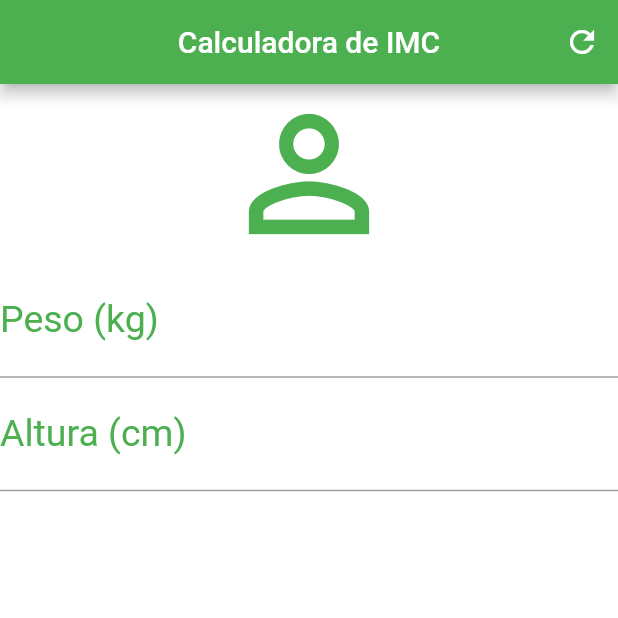
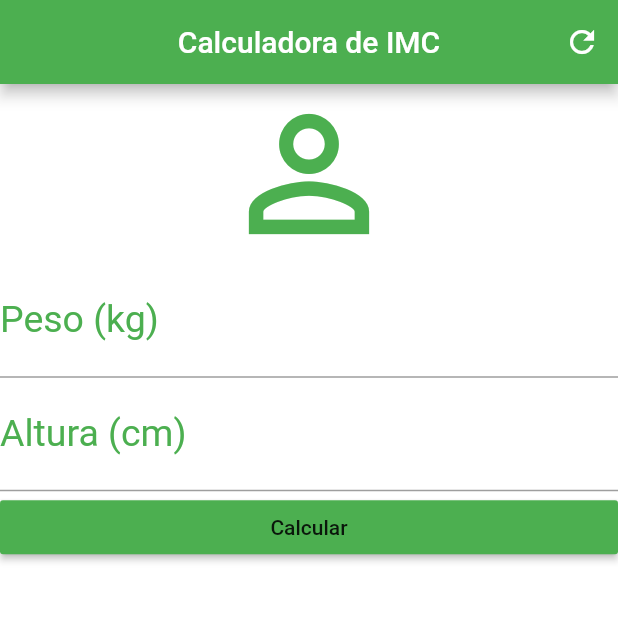
Before and after one commit to jardesonarlindo/Calculadora_IMC_Flutter, a Flutter app: the screen it shows after launch, on a phone screen of 412 x 824 dp, the top half of it. Run offline on Flutter 3.47's test engine with Material 2 defaults, Android fonts, the phone set to English and light mode, and no system bars.

Commit message:
Aula 03 INITIAL COMMIT

```diff
--- a/lib/main.dart
+++ b/lib/main.dart
@@ -29,6 +29,7 @@ class _HomeState extends State<Home> {
         crossAxisAlignment: CrossAxisAlignment.stretch,
         children: <Widget>[
           Icon(Icons.person_outline, size: 120.0, color: Colors.green),
+
           TextField(
             keyboardType: TextInputType.number,
             decoration: InputDecoration(
@@ -37,6 +38,7 @@ class _HomeState extends State<Home> {
             textAlign: TextAlign.center,
             style: TextStyle(color: Colors.green, fontSize: 25.0),
           ),
+
           TextField(
             keyboardType: TextInputType.number,
             decoration: InputDecoration(
@@ -45,6 +47,12 @@ class _HomeState extends State<Home> {
             textAlign: TextAlign.center,
             style: TextStyle(color: Colors.green, fontSize: 25.0),
           ),
+
+          RaisedButton(
+              onPressed: (){},
+              child: Text("Calcular"),
+              color: Colors.green,
+          ),
         ],
       ),
     );
```
